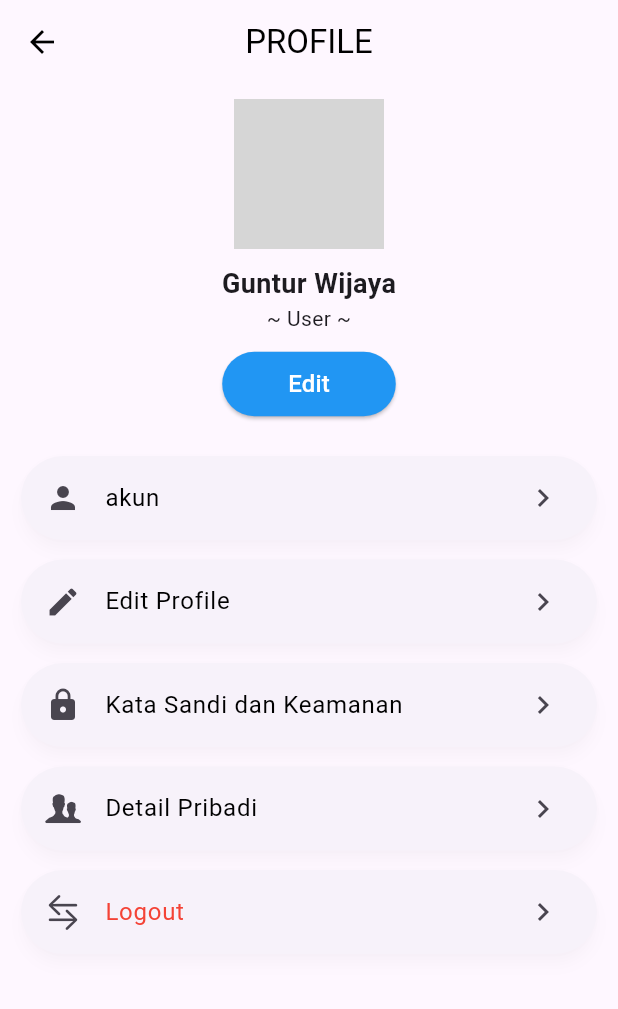
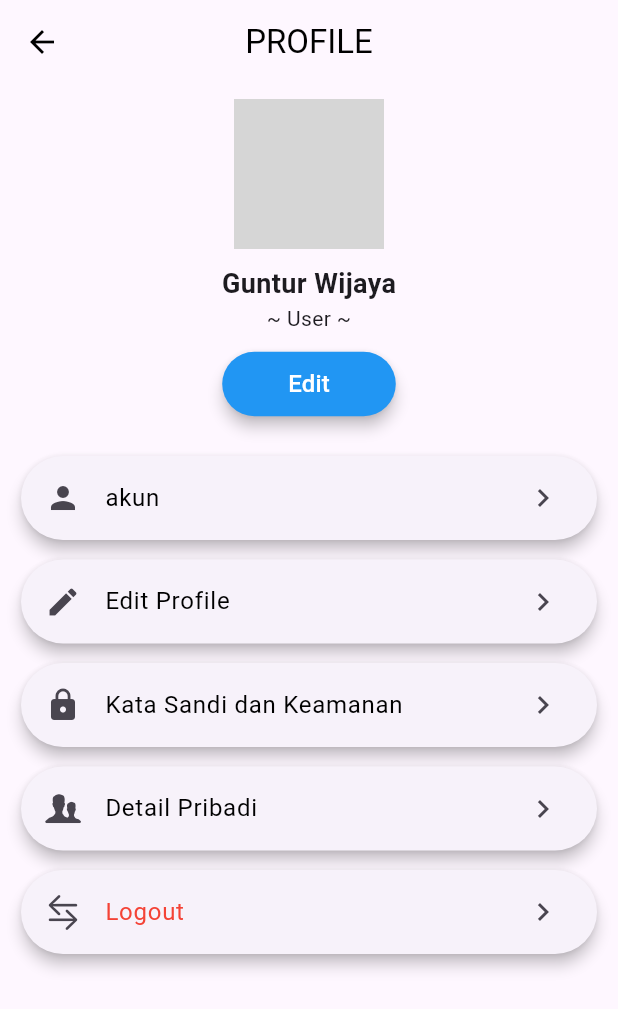
Before and after one commit to gunturwijayaa/werehouse, a Flutter app: the RootApp screen opened directly, on a phone screen of 412 x 824 dp. Shown: the top 1009 px of the screen. Run offline on Flutter 3.47's test engine with Material 3 defaults, Android fonts, the phone set to English and light mode, and no system bars; our stand-ins replace google_fonts, image_picker; missing offline and left inert: mysql1, qr_code_scanner; network calls fail; grey boxes are pictures that could not be loaded.

Commit message:
fitur profile : menambahkan shadow pada class customlisttitle

```diff
--- a/lib/dashboard/homepage/profile.dart
+++ b/lib/dashboard/homepage/profile.dart
@@ -32,22 +32,27 @@ class _RootAppState extends State<RootApp> {
       CustomListTile(
         icon: Icons.person,
         title: "akun",
+        shadow: Colors.black,
       ),
       CustomListTile(
         icon: Icons.edit,
         title: "Edit Profile",
+        shadow: Colors.black,
       ),
       CustomListTile(
         icon: Icons.lock,
         title: "Kata Sandi dan Keamanan",
+        shadow: Colors.black,
       ),
       CustomListTile(
         title: "Detail Pribadi",
         icon: CupertinoIcons.person_2_alt,
+        shadow: Colors.black,
       ),
       CustomListTile(
         title: "Logout",
         icon: CupertinoIcons.arrow_right_arrow_left,
+        shadow: Colors.black,
       ),
     ];
 
@@ -144,11 +149,15 @@ class _RootAppState extends State<RootApp> {
                 style: ElevatedButton.styleFrom(
                   backgroundColor: Colors.blue, // Warna latar belakang tombol
                   shape: RoundedRectangleBorder(
-                    borderRadius: BorderRadius.circular(30), // Mengatur border radius
+                    borderRadius:
+                        BorderRadius.circular(30), // Mengatur border radius
                   ),
+                  elevation: 4, // Menambahkan elevasi
+                  shadowColor: Colors.black, // Warna bayangan
                 ),
                 child: Padding(
-                  padding: const EdgeInsets.symmetric(horizontal: 20, vertical: 10),
+                  padding:
+                      const EdgeInsets.symmetric(horizontal: 20, vertical: 10),
                   child: Text(
                     "Edit", // Teks pada tombol
                     style: TextStyle(
@@ -169,9 +178,10 @@ class _RootAppState extends State<RootApp> {
                 padding: const EdgeInsets.only(bottom: 5),
                 child: Card(
                   elevation: 4,
-                  shadowColor: Colors.black12,
+                  shadowColor: tile.shadow ?? Colors.black12, // Penambahan shadow color
                   shape: RoundedRectangleBorder(
-                    borderRadius: BorderRadius.circular(30), // Mengatur border radius
+                    borderRadius:
+                        BorderRadius.circular(30), // Mengatur border radius
                   ),
                   child: ListTile(
                     leading: Icon(tile.icon),
@@ -197,8 +207,10 @@ class _RootAppState extends State<RootApp> {
 class CustomListTile {
   final IconData icon;
   final String title;
+  final Color? shadow; // Mengubah tipe menjadi Color
   CustomListTile({
     required this.icon,
     required this.title,
+    this.shadow, // Mengubah tipe menjadi Color
   });
 }
```
